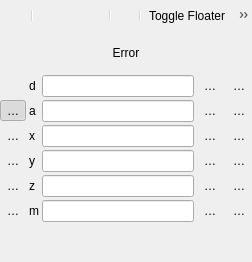
Above: src/ui/qgsadvanceddigitizingdockwidgetbase.ui from carsmie/QGIS before the change. Below: the same form after it.
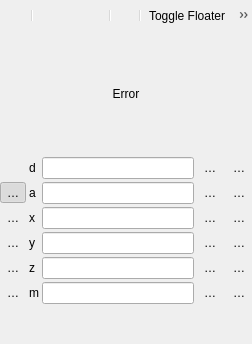
That is the form after the change. Icons and pictures are not drawn. Custom widgets are drawn as their Qt base class.

What changed in the file:
```diff
--- a/src/ui/qgsadvanceddigitizingdockwidgetbase.ui
+++ b/src/ui/qgsadvanceddigitizingdockwidgetbase.ui
@@ -7,7 +7,7 @@
     <x>0</x>
     <y>0</y>
     <width>252</width>
-    <height>262</height>
+    <height>344</height>
    </rect>
   </property>
   <property name="windowTitle">
```
Left out of the diff: 482 changed lines with no effect on the pictures.
